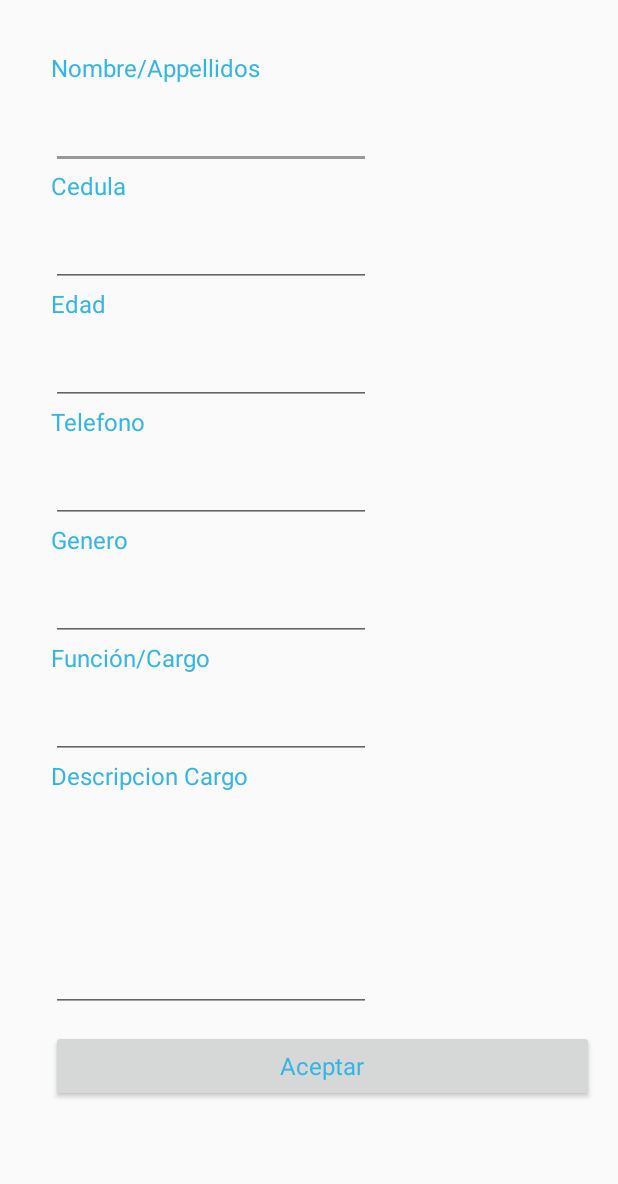
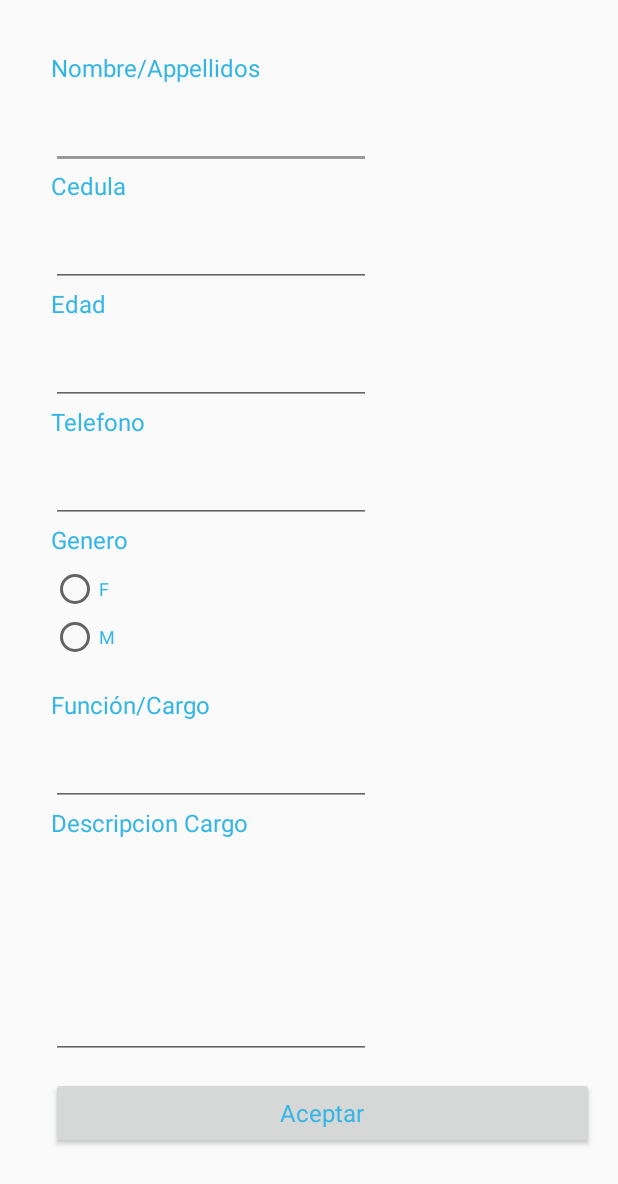
Before and after one commit to AndrzzOsorio/Wayapp, an Android app: the layout activity_encuesta.xml on its own in the app's theme, with its tools: preview values and no code run, on a phone screen of 412 x 824 dp. Shown: the top 1184 px of the screen. Run offline under Robolectric (Android 15) with nearby library versions, the phone set to English and light mode, and no system bars; network calls fail.

```diff
--- a/app/src/main/res/layout/activity_encuesta.xml
+++ b/app/src/main/res/layout/activity_encuesta.xml
@@ -120,19 +120,41 @@
         android:layout_below="@+id/encTelefono"
         android:layout_alignLeft="@+id/encTelefono"
         android:layout_alignStart="@+id/encTelefono" />
-
-    <EditText
+    <RadioGroup
         android:layout_width="wrap_content"
         android:layout_height="wrap_content"
-        android:inputType="textPersonName"
-        android:ems="10"
-        android:layout_marginTop="11dp"
-        android:id="@+id/encGenero"
         android:layout_below="@+id/lblGenero"
         android:layout_alignLeft="@+id/lblGenero"
-        android:layout_alignStart="@+id/lblGenero" />
+        android:layout_alignStart="@+id/lblGenero"
+        android:id="@+id/encGenero">
+        <RadioButton
+            android:text="F"
+            android:layout_width="200px"
+            android:textAppearance="@style/TextAppearance.AppCompat.Subhead"
+            android:textSize="12sp"
+            android:textColor="@android:color/holo_blue_light"
+            android:layout_height="wrap_content"
+            android:inputType="textPersonName"
+            android:layout_marginTop="6dp"
+            android:id="@+id/encFemenino"
 
-    <TextView
+             />
+        <RadioButton
+            android:text="M"
+            android:layout_width="200px"
+            android:textAppearance="@style/TextAppearance.AppCompat.Subhead"
+            android:textSize="12sp"
+            android:textColor="@android:color/holo_blue_light"
+            android:layout_height="wrap_content"
+            android:inputType="textPersonName"
+            android:ems="10"
+            android:id="@+id/encMasculino"
+            android:layout_toRightOf="@+id/lblDescripcion"
+            android:layout_toEndOf="@+id/lblDescripcion" />
+
+    </RadioGroup>
+
+        <TextView
         android:text="Función/Cargo"
         android:layout_width="wrap_content"
         android:layout_height="wrap_content"
@@ -140,6 +162,7 @@
         android:textAppearance="@style/TextAppearance.AppCompat.Subhead"
         android:textSize="16sp"
         android:textColor="@android:color/holo_blue_light"
+        android:layout_marginTop="18dp"
         android:layout_below="@+id/encGenero"
         android:layout_alignLeft="@+id/encGenero"
         android:layout_alignStart="@+id/encGenero" />
@@ -198,6 +221,9 @@
             android:layout_alignLeft="@+id/encDescripcion"
             android:layout_alignStart="@+id/encDescripcion" />
 
+
+
+
     </RelativeLayout>
 
 
```
Also changed, not shown: app/src/main/java/com/proyecto/integrador/wayapp/NavigationActivity.java (+15 -6 lines).
